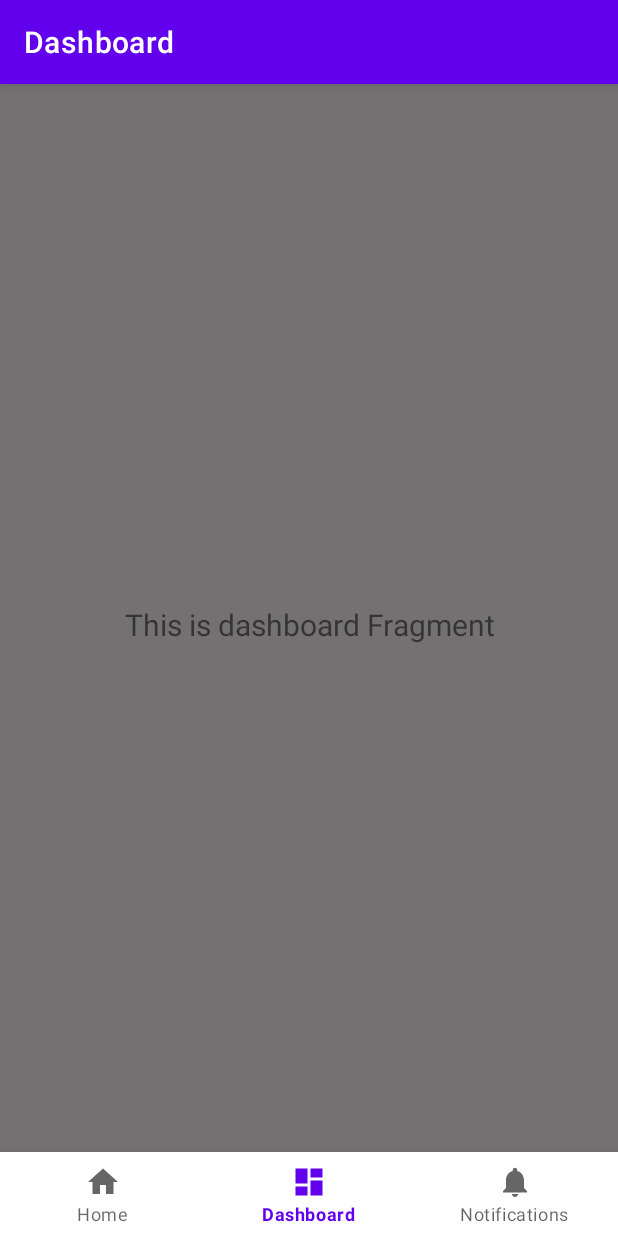
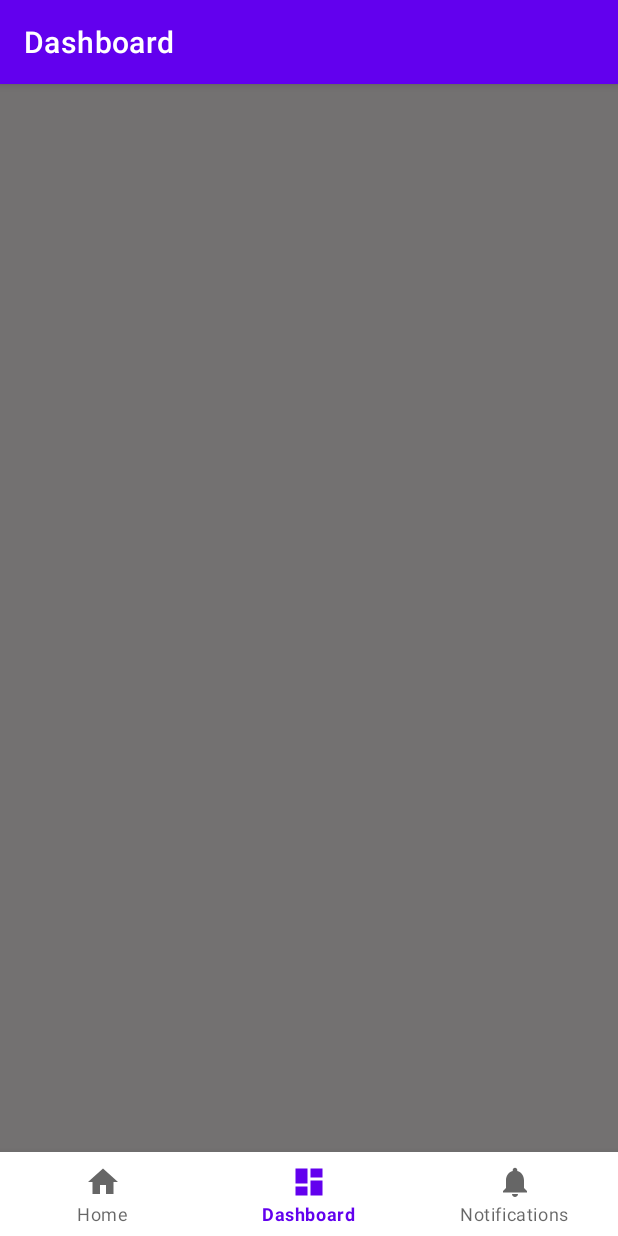
Before and after one commit to ghi4/dhi-movie, an Android app: the DashboardFragment screen opened through its navigation route, on a phone screen of 412 x 824 dp. Run offline under Robolectric (Android 15) with nearby library versions, the phone set to English and light mode, and no system bars; our stand-ins replace navigation-ui.

Commit message:
Delete example code Make inflater Add onActivityCreated and viewmodel init

```diff
--- a/app/src/main/java/com/dhimas/dhiflix/ui/dashboard/DashboardFragment.kt
+++ b/app/src/main/java/com/dhimas/dhiflix/ui/dashboard/DashboardFragment.kt
@@ -19,13 +19,13 @@ class DashboardFragment : Fragment() {
             container: ViewGroup?,
             savedInstanceState: Bundle?
     ): View? {
-        dashboardViewModel =
-                ViewModelProvider(this).get(DashboardViewModel::class.java)
-        val root = inflater.inflate(R.layout.fragment_dashboard, container, false)
-        val textView: TextView = root.findViewById(R.id.text_dashboard)
-        dashboardViewModel.text.observe(viewLifecycleOwner, Observer {
-            textView.text = it
-        })
-        return root
+        return inflater.inflate(R.layout.fragment_dashboard, container, false)
+    }
+
+    override fun onActivityCreated(savedInstanceState: Bundle?) {
+        super.onActivityCreated(savedInstanceState)
+
+        val viewModel = ViewModelProvider(this).get(DashboardViewModel::class.java)
+
     }
 }
```
